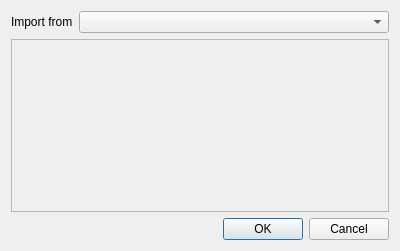
Old version of the form src/ui/structure2d/reosimporthydraulicstructuredialog.ui in the repository vcloarec/ReosProject.
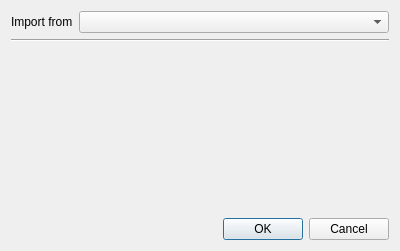
New version of the form.

```diff
--- a/src/ui/structure2d/reosimporthydraulicstructuredialog.ui
+++ b/src/ui/structure2d/reosimporthydraulicstructuredialog.ui
@@ -31,8 +31,21 @@
      </item>
     </layout>
    </item>
+   <item>
+    <widget class="Line" name="line">
+     <property name="orientation">
+      <enum>Qt::Horizontal</enum>
+     </property>
+    </widget>
+   </item>
    <item>
     <widget class="QScrollArea" name="scrollArea">
+     <property name="frameShape">
+      <enum>QFrame::NoFrame</enum>
+     </property>
+     <property name="frameShadow">
+      <enum>QFrame::Plain</enum>
+     </property>
      <property name="widgetResizable">
       <bool>true</bool>
      </property>
@@ -41,22 +54,22 @@
        <rect>
         <x>0</x>
         <y>0</y>
-        <width>380</width>
-        <height>175</height>
+        <width>382</width>
+        <height>160</height>
        </rect>
       </property>
       <layout class="QVBoxLayout" name="verticalLayout_2">
        <property name="leftMargin">
-        <number>6</number>
+        <number>0</number>
        </property>
        <property name="topMargin">
-        <number>6</number>
+        <number>0</number>
        </property>
        <property name="rightMargin">
-        <number>6</number>
+        <number>0</number>
        </property>
        <property name="bottomMargin">
-        <number>6</number>
+        <number>0</number>
        </property>
       </layout>
      </widget>
```
